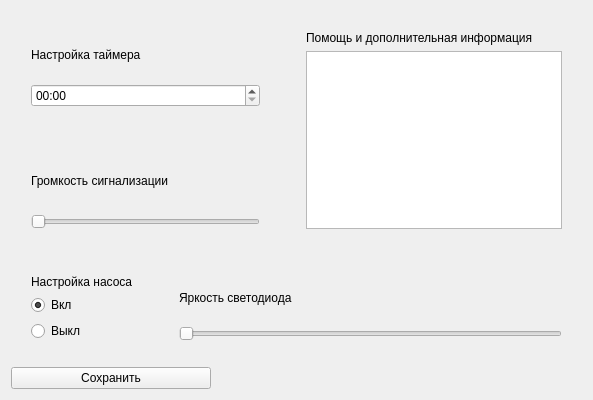
Qt form src/widget.ui (Keesaev/rain-timer) before a commit.
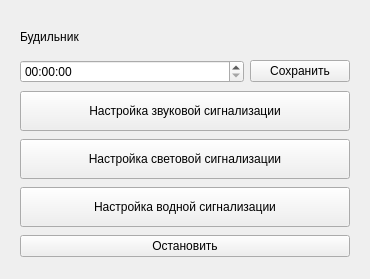
The same form after that commit.

Diff of the .ui file:
```diff
--- a/src/widget.ui
+++ b/src/widget.ui
@@ -6,195 +6,112 @@
    <rect>
     <x>0</x>
     <y>0</y>
-    <width>593</width>
-    <height>400</height>
+    <width>370</width>
+    <height>279</height>
    </rect>
   </property>
   <property name="windowTitle">
    <string>Настройка сигнализации</string>
   </property>
-  <layout class="QVBoxLayout" name="verticalLayout_7">
+  <layout class="QVBoxLayout" name="verticalLayout">
+   <property name="leftMargin">
+    <number>20</number>
+   </property>
+   <property name="topMargin">
+    <number>20</number>
+   </property>
+   <property name="rightMargin">
+    <number>20</number>
+   </property>
+   <property name="bottomMargin">
+    <number>20</number>
+   </property>
    <item>
-    <layout class="QHBoxLayout" name="horizontalLayout">
-     <item>
-      <layout class="QVBoxLayout" name="verticalLayout_6">
-       <item>
-        <layout class="QVBoxLayout" name="verticalLayout_3">
-         <property name="leftMargin">
-          <number>20</number>
-         </property>
-         <property name="topMargin">
-          <number>20</number>
-         </property>
-         <property name="rightMargin">
-          <number>20</number>
-         </property>
-         <property name="bottomMargin">
-          <number>20</number>
-         </property>
-         <item>
-          <widget class="QLabel" name="label">
-           <property name="text">
-            <string>Настройка таймера</string>
-           </property>
-          </widget>
-         </item>
-         <item>
-          <widget class="QTimeEdit" name="timeEdit">
-           <property name="displayFormat">
-            <string>hh:mm</string>
-           </property>
-          </widget>
-         </item>
-        </layout>
-       </item>
-       <item>
-        <layout class="QVBoxLayout" name="verticalLayout">
-         <property name="leftMargin">
-          <number>20</number>
-         </property>
-         <property name="topMargin">
-          <number>20</number>
-         </property>
-         <property name="rightMargin">
-          <number>20</number>
-         </property>
-         <property name="bottomMargin">
-          <number>20</number>
-         </property>
-         <item>
-          <widget class="QLabel" name="label_2">
-           <property name="text">
-            <string>Громкость сигнализации</string>
-           </property>
-          </widget>
-         </item>
-         <item>
-          <widget class="QSlider" name="soundSlider">
-           <property name="orientation">
-            <enum>Qt::Horizontal</enum>
-           </property>
-          </widget>
-         </item>
-        </layout>
-       </item>
-      </layout>
-     </item>
-     <item>
-      <layout class="QVBoxLayout" name="verticalLayout_5">
-       <property name="leftMargin">
-        <number>20</number>
-       </property>
-       <property name="topMargin">
-        <number>20</number>
-       </property>
-       <property name="rightMargin">
-        <number>20</number>
-       </property>
-       <property name="bottomMargin">
-        <number>20</number>
-       </property>
-       <item>
-        <widget class="QLabel" name="label_5">
-         <property name="text">
-          <string>Помощь и дополнительная информация</string>
-         </property>
-         <property name="wordWrap">
-          <bool>true</bool>
-         </property>
-        </widget>
-       </item>
-       <item>
-        <widget class="QTextEdit" name="textEdit"/>
-       </item>
-      </layout>
-     </item>
-    </layout>
-   </item>
-   <item>
-    <layout class="QHBoxLayout" name="horizontalLayout_2">
-     <item>
-      <layout class="QVBoxLayout" name="verticalLayout_4">
-       <property name="leftMargin">
-        <number>20</number>
-       </property>
-       <property name="topMargin">
-        <number>20</number>
-       </property>
-       <property name="rightMargin">
-        <number>20</number>
-       </property>
-       <property name="bottomMargin">
-        <number>20</number>
-       </property>
-       <item>
-        <widget class="QLabel" name="label_4">
-         <property name="text">
-          <string>Настройка насоса</string>
-         </property>
-        </widget>
-       </item>
-       <item>
-        <widget class="QRadioButton" name="radioOn">
-         <property name="text">
-          <string>Вкл</string>
-         </property>
-         <property name="checked">
-          <bool>true</bool>
-         </property>
-        </widget>
-       </item>
-       <item>
-        <widget class="QRadioButton" name="radioOff">
-         <property name="text">
-          <string>Выкл</string>
-         </property>
-        </widget>
-       </item>
-      </layout>
-     </item>
-     <item>
-      <layout class="QVBoxLayout" name="verticalLayout_2">
-       <property name="leftMargin">
-        <number>20</number>
-       </property>
-       <property name="topMargin">
-        <number>20</number>
-       </property>
-       <property name="rightMargin">
-        <number>20</number>
-       </property>
-       <property name="bottomMargin">
-        <number>20</number>
-       </property>
-       <item>
-        <widget class="QLabel" name="label_3">
-         <property name="text">
-          <string>Яркость светодиода</string>
-         </property>
-        </widget>
-       </item>
-       <item>
-        <widget class="QSlider" name="brightnessSlider">
-         <property name="orientation">
-          <enum>Qt::Horizontal</enum>
-         </property>
-        </widget>
-       </item>
-      </layout>
-     </item>
-    </layout>
-   </item>
-   <item>
-    <widget class="QPushButton" name="pbSave">
+    <widget class="QLabel" name="label">
+     <property name="minimumSize">
+      <size>
+       <width>0</width>
+       <height>30</height>
+      </size>
+     </property>
      <property name="maximumSize">
       <size>
-       <width>200</width>
-       <height>16777215</height>
+       <width>16777215</width>
+       <height>30</height>
       </size>
      </property>
      <property name="text">
-      <string>Сохранить</string>
+      <string>Будильник</string>
+     </property>
+    </widget>
+   </item>
+   <item>
+    <layout class="QHBoxLayout" name="horizontalLayout">
+     <item>
+      <widget class="QTimeEdit" name="timeEdit">
+       <property name="displayFormat">
+        <string>hh:mm:ss</string>
+       </property>
+      </widget>
+     </item>
+     <item>
+      <widget class="QPushButton" name="pbSave">
+       <property name="maximumSize">
+        <size>
+         <width>100</width>
+         <height>16777215</height>
+        </size>
+       </property>
+       <property name="text">
+        <string>Сохранить</string>
+       </property>
+      </widget>
+     </item>
+    </layout>
+   </item>
+   <item>
+    <widget class="QPushButton" name="pbSound">
+     <property name="minimumSize">
+      <size>
+       <width>0</width>
+       <height>40</height>
+      </size>
+     </property>
+     <property name="text">
+      <string>Настройка звуковой сигнализации</string>
+     </property>
+    </widget>
+   </item>
+   <item>
+    <widget class="QPushButton" name="pbLight">
+     <property name="minimumSize">
+      <size>
+       <width>0</width>
+       <height>40</height>
+      </size>
+     </property>
+     <property name="text">
+      <string>Настройка световой сигнализации</string>
+     </property>
+    </widget>
+   </item>
+   <item>
+    <widget class="QPushButton" name="pbWater">
+     <property name="minimumSize">
+      <size>
+       <width>0</width>
+       <height>40</height>
+      </size>
+     </property>
+     <property name="text">
+      <string>Настройка водной сигнализации</string>
+     </property>
+    </widget>
+   </item>
+   <item>
+    <widget class="QPushButton" name="btnStop">
+     <property name="text">
+      <string>Остановить</string>
      </property>
     </widget>
    </item>
```
